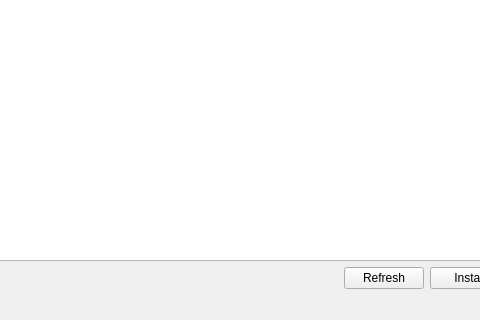
Above: mainwindow.ui from GXDE-OS/gxde-kernel-manager before the change; both pictures show x 195 to 675 and y 280 to 600 of the 800 by 600 pixel window. Below: the same form after it.
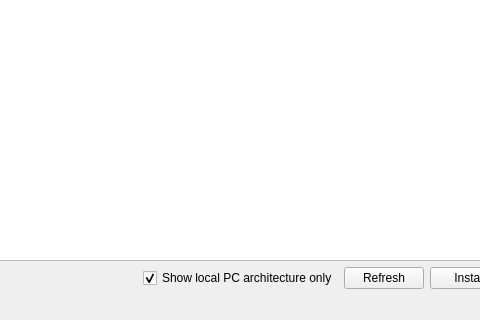
That is the form after the change. Icons and pictures are not drawn.

Diff of the .ui file:
```diff
--- a/mainwindow.ui
+++ b/mainwindow.ui
@@ -57,6 +57,16 @@
         </property>
        </spacer>
       </item>
+      <item>
+       <widget class="QCheckBox" name="m_showLocalArchOnly">
+        <property name="text">
+         <string>Show local PC architecture only</string>
+        </property>
+        <property name="checked">
+         <bool>true</bool>
+        </property>
+       </widget>
+      </item>
       <item>
        <widget class="QPushButton" name="m_refreshButton">
         <property name="text">
```
